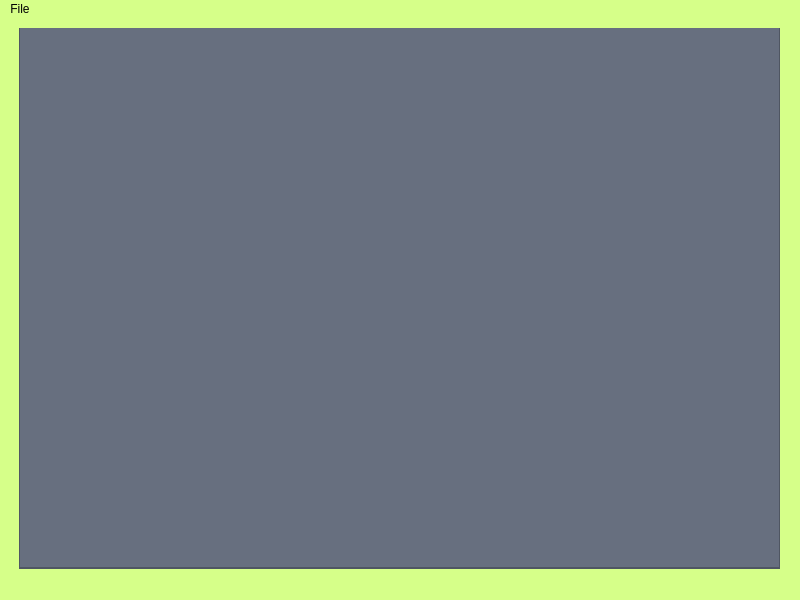
This is TaskUI.ui in T4ol/CheckList as Qt 5 draws it before an edit. The edited form follows.
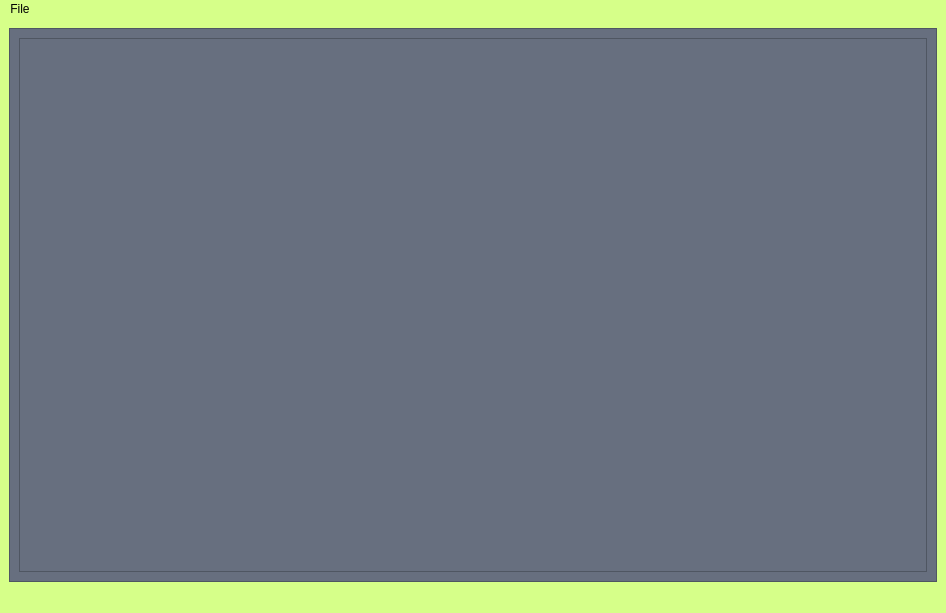
This is the edited form.

Commit message: Поменял окно ввода задач, добавил обработку текста в textedit и передачу текста из него в json

```diff
--- a/TaskUI.ui
+++ b/TaskUI.ui
@@ -6,8 +6,8 @@
    <rect>
     <x>0</x>
     <y>0</y>
-    <width>800</width>
-    <height>600</height>
+    <width>946</width>
+    <height>613</height>
    </rect>
   </property>
   <property name="windowTitle">
@@ -17,15 +17,9 @@
    <string notr="true">background-color: rgb(214, 255, 137);</string>
   </property>
   <widget class="QWidget" name="centralwidget">
+   <layout class="QVBoxLayout" name="verticalLayout">
+    <item>
    <widget class="QFrame" name="taskMeneger">
-    <property name="geometry">
-     <rect>
-      <x>19</x>
-      <y>9</y>
-      <width>761</width>
-      <height>541</height>
-     </rect>
-    </property>
     <property name="styleSheet">
      <string notr="true">background-color: rgb(103, 111, 127);</string>
     </property>
@@ -35,15 +29,9 @@
     <property name="frameShadow">
      <enum>QFrame::Shadow::Raised</enum>
     </property>
+      <layout class="QHBoxLayout" name="horizontalLayout">
+       <item>
     <widget class="QScrollArea" name="taskScroll">
-     <property name="geometry">
-      <rect>
-       <x>0</x>
-       <y>-1</y>
-       <width>761</width>
-       <height>541</height>
-      </rect>
-     </property>
      <property name="widgetResizable">
       <bool>true</bool>
      </property>
@@ -52,20 +40,24 @@
        <rect>
         <x>0</x>
         <y>0</y>
-        <width>759</width>
-        <height>539</height>
+            <width>906</width>
+            <height>530</height>
        </rect>
       </property>
      </widget>
     </widget>
-   </widget>
+       </item>
+      </layout>
+     </widget>
+    </item>
+   </layout>
   </widget>
   <widget class="QMenuBar" name="menubar">
    <property name="geometry">
     <rect>
      <x>0</x>
      <y>0</y>
-     <width>800</width>
+     <width>946</width>
      <height>22</height>
     </rect>
    </property>
```
Lines whose indentation alone changed are shown as unchanged. The commit also changes 7 other files.
